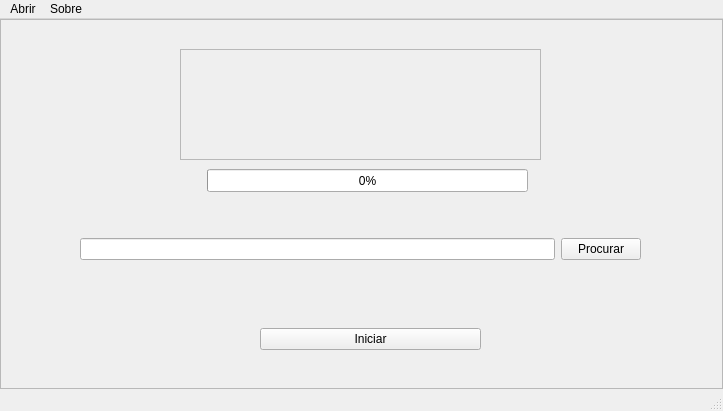
This is qt_designer/pje-converter.ui in hadtrindade/conversor-e-divisor as Qt 5 draws it before an edit. The edited form follows.
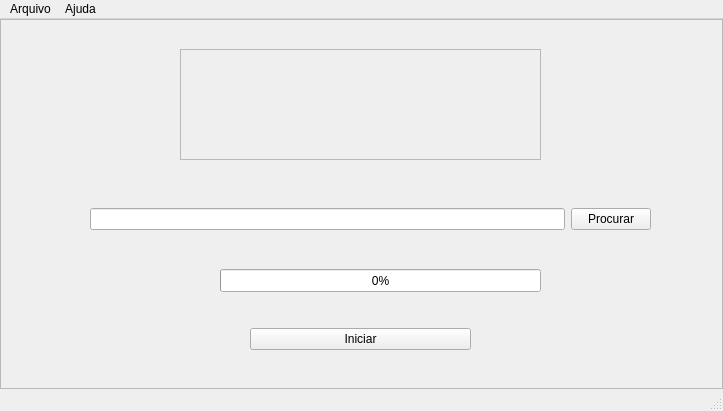
This is the edited form. Icons and pictures are not drawn.

Commit message: adicionado menuBar e e progressBar

What changed in the file:
```diff
--- a/qt_designer/pje-converter.ui
+++ b/qt_designer/pje-converter.ui
@@ -49,8 +49,8 @@
       <widget class="QWidget" name="horizontalLayoutWidget">
        <property name="geometry">
         <rect>
-         <x>80</x>
-         <y>190</y>
+         <x>90</x>
+         <y>160</y>
          <width>561</width>
          <height>80</height>
         </rect>
@@ -71,7 +71,7 @@
       <widget class="QWidget" name="horizontalLayoutWidget_2">
        <property name="geometry">
         <rect>
-         <x>260</x>
+         <x>250</x>
          <y>280</y>
          <width>221</width>
          <height>80</height>
@@ -109,8 +109,8 @@
       <widget class="QProgressBar" name="progressBar">
        <property name="geometry">
         <rect>
-         <x>207</x>
-         <y>150</y>
+         <x>220</x>
+         <y>250</y>
          <width>321</width>
          <height>23</height>
         </rect>
@@ -132,18 +132,18 @@
      <height>21</height>
     </rect>
    </property>
-   <widget class="QMenu" name="abrir">
+   <widget class="QMenu" name="menuArquivo">
     <property name="title">
-     <string>Abrir</string>
+     <string>Arquivo</string>
     </property>
    </widget>
-   <widget class="QMenu" name="menu_sobre">
+   <widget class="QMenu" name="menuSobre">
     <property name="title">
-     <string>Sobre</string>
+     <string>Ajuda</string>
     </property>
    </widget>
-   <addaction name="abrir"/>
-   <addaction name="menu_sobre"/>
+   <addaction name="menuArquivo"/>
+   <addaction name="menuSobre"/>
   </widget>
   <widget class="QStatusBar" name="status_bar"/>
   <action name="actionFile">
```
Left out of the diff: 44 changed lines with no effect on the pictures. The commit also changes 12 other files.
